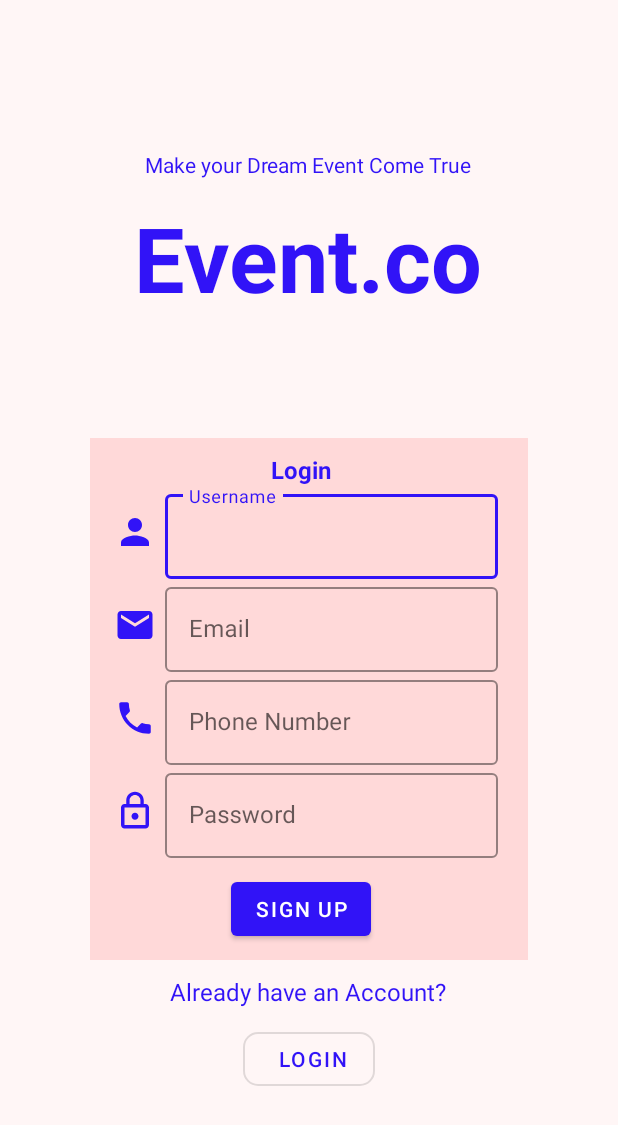
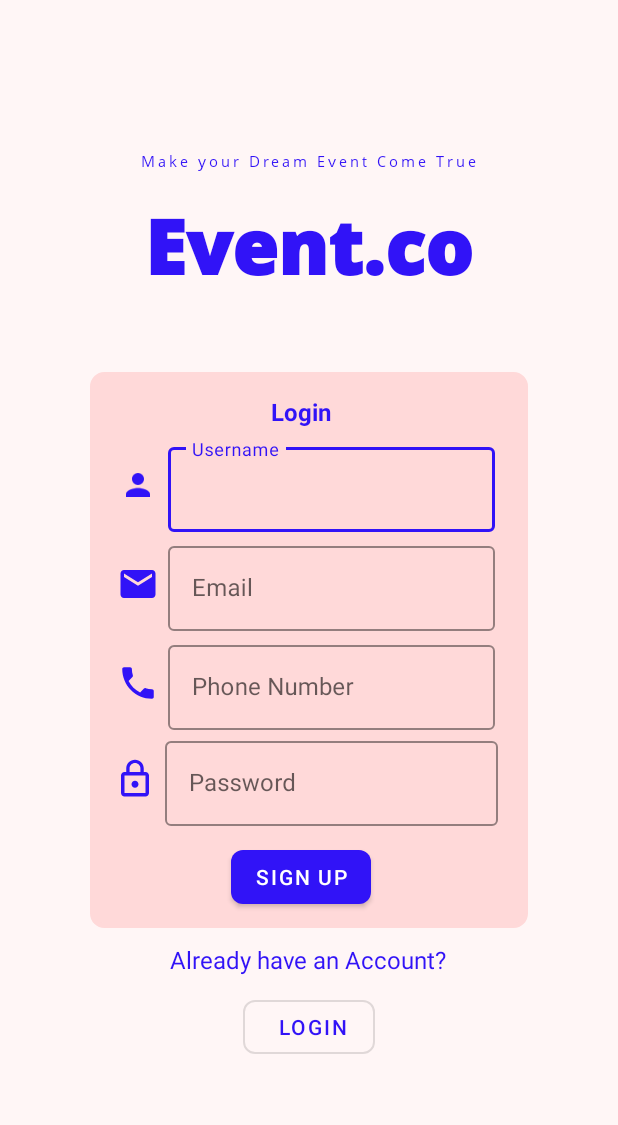
Before and after one commit to crshao/manbis_eventco, an Android app: the RegisterActivity screen opened directly, with no data from a screen before it, on a phone screen of 412 x 824 dp. Shown: the top 1125 px of the screen. Run offline under Robolectric (Android 15) with nearby library versions, the phone set to English and light mode, and no system bars; our stand-ins replace ButterKnife.

Commit message:
Auto stash before merge of "master" and "origin/master"

```diff
--- /dev/null
+++ b/app/src/main/res/drawable/rounded_background.xml
@@ -0,0 +1,17 @@
+<?xml version="1.0" encoding="UTF-8"?>
+<shape xmlns:android="http://schemas.android.com/apk/res/android">
+    <solid android:color="#ffffffff"/>
+
+    <stroke android:width="3dp"
+        android:color="#ff000000"
+        />
+
+    <padding android:left="1dp"
+        android:top="1dp"
+        android:right="1dp"
+        android:bottom="1dp"
+        />
+
+    <corners android:bottomRightRadius="8dp" android:bottomLeftRadius="8dp"
+        android:topLeftRadius="8dp" android:topRightRadius="8dp"/>
+</shape>
--- a/app/src/main/res/layout/activity_register.xml
+++ b/app/src/main/res/layout/activity_register.xml
@@ -20,20 +20,23 @@
             android:layout_height="wrap_content"
             android:textColor="@color/colorPrimary"
             android:text="Make your Dream Event Come True"
-            android:textSize="14dp"/>
+            android:textSize="10dp"
+            android:letterSpacing="0.2"
+            android:fontFamily="@font/opensansregular"/>
         <TextView
             android:paddingTop="12dp"
             android:layout_width="wrap_content"
             android:layout_height="wrap_content"
-            android:textSize="60dp"
+            android:textSize="50dp"
             android:textStyle="bold"
             android:text="Event.co"
             android:textColor="@color/colorPrimary"
-            android:paddingBottom="80dp"/>
+            android:paddingBottom="50dp"
+            android:fontFamily="@font/opensansextraboldd"/>
         <LinearLayout
             android:layout_width="match_parent"
             android:layout_height="wrap_content"
-            android:background="@color/white"
+            android:background="@drawable/rounded_background"
             android:orientation="vertical"
             android:backgroundTint="@color/pink"
             android:paddingLeft="10dp"
@@ -47,7 +50,8 @@
                 android:gravity="center"
                 android:textSize="16sp"
                 android:textStyle="bold"
-                android:textColor="@color/colorPrimary"/>
+                android:textColor="@color/colorPrimary"
+                android:layout_margin="5dp"/>
             <LinearLayout
                 android:layout_width="match_parent"
                 android:layout_height="wrap_content"
@@ -55,13 +59,14 @@
                 <LinearLayout
                     android:layout_width="match_parent"
                     android:layout_height="match_parent"
-                    android:orientation="horizontal">
+                    android:orientation="horizontal"
+                    android:layout_margin="2dp">
                     <ImageView
                         android:layout_width="40dp"
-                        android:layout_height="40dp"
-                        android:src="@drawable/ic_person_biru_24dp"
+                        android:layout_height="wrap_content"
                         android:layout_gravity="center"
-                        android:padding="6dp"/>
+                        android:padding="6dp"
+                        android:src="@drawable/ic_person_biru_24dp" />
                     <com.google.android.material.textfield.TextInputLayout
                         android:id="@+id/username_layout"
                         android:layout_width="match_parent"
@@ -71,14 +76,15 @@
                         <com.google.android.material.textfield.TextInputEditText
                             android:id="@+id/username"
                             android:layout_width="match_parent"
-                            android:layout_height="wrap_content"
+                            android:layout_height="match_parent"
                             android:hint="@string/edittext_hint_username" />
                     </com.google.android.material.textfield.TextInputLayout>
                 </LinearLayout>
                 <LinearLayout
                     android:layout_width="match_parent"
                     android:layout_height="match_parent"
-                    android:orientation="horizontal">
+                    android:orientation="horizontal"
+                    android:layout_margin="2dp">
                     <ImageView
                         android:layout_width="40dp"
                         android:layout_height="40dp"
@@ -101,7 +107,8 @@
                 <LinearLayout
                     android:layout_width="match_parent"
                     android:layout_height="match_parent"
-                    android:orientation="horizontal">
+                    android:orientation="horizontal"
+                    android:layout_margin="2dp">
                     <ImageView
                         android:layout_width="40dp"
                         android:layout_height="40dp"
@@ -150,6 +157,7 @@
                     android:layout_height="wrap_content"
                     android:layout_gravity="center"
                     android:layout_marginTop="10sp"
+                    app:cornerRadius="8dp"
                     android:text="Sign up"/>
 
             </LinearLayout>
@@ -167,7 +175,7 @@
             style="@style/Widget.MaterialComponents.Button.OutlinedButton"
             android:textColor="@color/colorPrimary"
             android:text="@string/Login"
-            app:cornerRadius="10dp"/>
+            app:cornerRadius="8dp"/>
 
     </LinearLayout>
 
```
Also changed, not shown: app/src/main/res/layout/activity_login.xml (+15 -8 lines).
